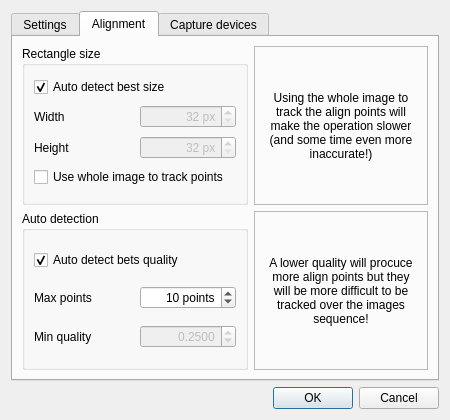
Above: lxnstack-git/src/ui/option_dialog.ui from mauritiusdadd/lxnstack before the change. Below: the same form after it.
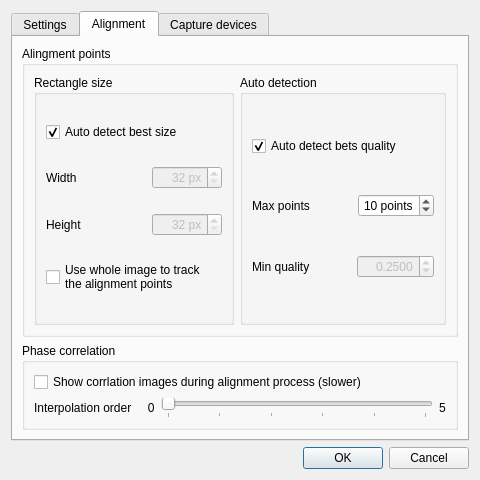
That is the form after the change. The open tabs and pages were chosen to show the change.

Patch:
```diff
--- a/lxnstack-git/src/ui/option_dialog.ui
+++ b/lxnstack-git/src/ui/option_dialog.ui
@@ -7,8 +7,8 @@
    <rect>
     <x>0</x>
     <y>0</y>
-    <width>450</width>
-    <height>420</height>
+    <width>480</width>
+    <height>480</height>
    </rect>
   </property>
   <property name="minimumSize">
@@ -19,8 +19,8 @@
   </property>
   <property name="maximumSize">
    <size>
-    <width>450</width>
-    <height>420</height>
+    <width>640</width>
+    <height>480</height>
    </size>
   </property>
   <property name="windowTitle">
@@ -149,14 +149,54 @@
            </layout>
           </item>
           <item>
-           <widget class="QCheckBox" name="rgbFitsCheckBox">
+           <layout class="QHBoxLayout" name="horizontalLayout_10">
+            <item>
+             <widget class="QLabel" name="label_17">
             <property name="text">
-             <string>Automatically detect RBG Fits file</string>
-            </property>
-            <property name="checked">
-             <bool>true</bool>
-            </property>
-           </widget>
+               <string>Interpolation order</string>
+              </property>
+             </widget>
+            </item>
+            <item>
+             <widget class="QLabel" name="label_19">
+              <property name="text">
+               <string>   0</string>
+              </property>
+             </widget>
+            </item>
+            <item>
+             <widget class="QSlider" name="intOrderSlider">
+              <property name="maximum">
+               <number>5</number>
+              </property>
+              <property name="pageStep">
+               <number>2</number>
+              </property>
+              <property name="value">
+               <number>0</number>
+              </property>
+              <property name="sliderPosition">
+               <number>0</number>
+              </property>
+              <property name="orientation">
+               <enum>Qt::Horizontal</enum>
+              </property>
+              <property name="tickPosition">
+               <enum>QSlider::TicksBelow</enum>
+              </property>
+              <property name="tickInterval">
+               <number>1</number>
+              </property>
+             </widget>
+            </item>
+            <item>
+             <widget class="QLabel" name="label_20">
+              <property name="text">
+               <string>5</string>
+              </property>
+             </widget>
+            </item>
+           </layout>
           </item>
           <item>
            <widget class="QCheckBox" name="jetCheckBox">
@@ -224,8 +264,161 @@
       <attribute name="toolTip">
        <string>Alignment options</string>
       </attribute>
-      <layout class="QGridLayout" name="gridLayout">
-       <item row="2" column="0">
+      <layout class="QVBoxLayout" name="verticalLayout_2">
+       <item>
+        <widget class="QGroupBox" name="groupBox_6">
+         <property name="title">
+          <string>Alingment points</string>
+         </property>
+         <layout class="QHBoxLayout" name="horizontalLayout_11">
+          <item>
+           <widget class="QGroupBox" name="groupBox_3">
+            <property name="sizePolicy">
+             <sizepolicy hsizetype="Expanding" vsizetype="Expanding">
+              <horstretch>0</horstretch>
+              <verstretch>0</verstretch>
+             </sizepolicy>
+            </property>
+            <property name="minimumSize">
+             <size>
+              <width>200</width>
+              <height>121</height>
+             </size>
+            </property>
+            <property name="maximumSize">
+             <size>
+              <width>400</width>
+              <height>400</height>
+             </size>
+            </property>
+            <property name="title">
+             <string>Rectangle size</string>
+            </property>
+            <layout class="QVBoxLayout" name="verticalLayout_9">
+             <item>
+              <widget class="QCheckBox" name="autoSizeCheckBox">
+               <property name="text">
+                <string>Auto detect best size</string>
+               </property>
+               <property name="checked">
+                <bool>true</bool>
+               </property>
+              </widget>
+             </item>
+             <item>
+              <layout class="QHBoxLayout" name="horizontalLayout">
+               <item>
+                <widget class="QLabel" name="label">
+                 <property name="sizePolicy">
+                  <sizepolicy hsizetype="Minimum" vsizetype="Preferred">
+                   <horstretch>0</horstretch>
+                   <verstretch>0</verstretch>
+                  </sizepolicy>
+                 </property>
+                 <property name="minimumSize">
+                  <size>
+                   <width>100</width>
+                   <height>0</height>
+                  </size>
+                 </property>
+                 <property name="text">
+                  <string>Width</string>
+                 </property>
+                </widget>
+               </item>
+               <item>
+                <widget class="QSpinBox" name="rWSpinBox">
+                 <property name="enabled">
+                  <bool>false</bool>
+                 </property>
+                 <property name="sizePolicy">
+                  <sizepolicy hsizetype="Expanding" vsizetype="Fixed">
+                   <horstretch>0</horstretch>
+                   <verstretch>0</verstretch>
+                  </sizepolicy>
+                 </property>
+                 <property name="alignment">
+                  <set>Qt::AlignRight|Qt::AlignTrailing|Qt::AlignVCenter</set>
+                 </property>
+                 <property name="suffix">
+                  <string> px</string>
+                 </property>
+                 <property name="minimum">
+                  <number>32</number>
+                 </property>
+                 <property name="maximum">
+                  <number>1024</number>
+                 </property>
+                 <property name="singleStep">
+                  <number>32</number>
+                 </property>
+                </widget>
+               </item>
+              </layout>
+             </item>
+             <item>
+              <layout class="QHBoxLayout" name="horizontalLayout_2">
+               <item>
+                <widget class="QLabel" name="label_2">
+                 <property name="sizePolicy">
+                  <sizepolicy hsizetype="Minimum" vsizetype="Preferred">
+                   <horstretch>0</horstretch>
+                   <verstretch>0</verstretch>
+                  </sizepolicy>
+                 </property>
+                 <property name="minimumSize">
+                  <size>
+                   <width>100</width>
+                   <height>0</height>
+                  </size>
+                 </property>
+                 <property name="text">
+                  <string>Height</string>
+                 </property>
+                </widget>
+               </item>
+               <item>
+                <widget class="QSpinBox" name="rHSpinBox">
+                 <property name="enabled">
+                  <bool>false</bool>
+                 </property>
+                 <property name="sizePolicy">
+                  <sizepolicy hsizetype="Expanding" vsizetype="Fixed">
+                   <horstretch>0</horstretch>
+                   <verstretch>0</verstretch>
+                  </sizepolicy>
+                 </property>
+                 <property name="alignment">
+                  <set>Qt::AlignRight|Qt::AlignTrailing|Qt::AlignVCenter</set>
+                 </property>
+                 <property name="suffix">
+                  <string> px</string>
+                 </property>
+                 <property name="minimum">
+                  <number>32</number>
+                 </property>
+                 <property name="maximum">
+                  <number>1024</number>
+                 </property>
+                 <property name="singleStep">
+                  <number>32</number>
+                 </property>
+                </widget>
+               </item>
+              </layout>
+             </item>
+             <item>
+              <widget class="QCheckBox" name="wholeImageCheckBox">
+               <property name="text">
+                <string>Use whole image to track
+the alignment points</string>
+               </property>
+              </widget>
+             </item>
+            </layout>
+           </widget>
+          </item>
+          <item>
         <widget class="QGroupBox" name="groupBox_4">
          <property name="sizePolicy">
           <sizepolicy hsizetype="Expanding" vsizetype="Expanding">
@@ -361,228 +554,77 @@
          </layout>
         </widget>
        </item>
-       <item row="1" column="0">
-        <widget class="QGroupBox" name="groupBox_3">
-         <property name="sizePolicy">
-          <sizepolicy hsizetype="Expanding" vsizetype="Expanding">
-           <horstretch>0</horstretch>
-           <verstretch>0</verstretch>
-          </sizepolicy>
-         </property>
-         <property name="minimumSize">
-          <size>
-           <width>200</width>
-           <height>121</height>
-          </size>
-         </property>
-         <property name="maximumSize">
-          <size>
-           <width>400</width>
-           <height>400</height>
-          </size>
-         </property>
+         </layout>
+        </widget>
+       </item>
+       <item>
+        <widget class="QGroupBox" name="groupBox_7">
          <property name="title">
-          <string>Rectangle size</string>
-         </property>
-         <layout class="QVBoxLayout" name="verticalLayout_9">
-          <item>
-           <widget class="QCheckBox" name="autoSizeCheckBox">
-            <property name="text">
-             <string>Auto detect best size</string>
-            </property>
-            <property name="checked">
-             <bool>true</bool>
-            </property>
-           </widget>
-          </item>
-          <item>
-           <layout class="QHBoxLayout" name="horizontalLayout">
-            <item>
-             <widget class="QLabel" name="label">
-              <property name="sizePolicy">
-               <sizepolicy hsizetype="Minimum" vsizetype="Preferred">
-                <horstretch>0</horstretch>
-                <verstretch>0</verstretch>
-               </sizepolicy>
-              </property>
-              <property name="minimumSize">
-               <size>
-                <width>100</width>
-                <height>0</height>
-               </size>
-              </property>
-              <property name="text">
-               <string>Width</string>
-              </property>
-             </widget>
-            </item>
-            <item>
-             <widget class="QSpinBox" name="rWSpinBox">
-              <property name="enabled">
-               <bool>false</bool>
-              </property>
-              <property name="sizePolicy">
-               <sizepolicy hsizetype="Expanding" vsizetype="Fixed">
-                <horstretch>0</horstretch>
-                <verstretch>0</verstretch>
-               </sizepolicy>
-              </property>
-              <property name="alignment">
-               <set>Qt::AlignRight|Qt::AlignTrailing|Qt::AlignVCenter</set>
-              </property>
-              <property name="suffix">
-               <string> px</string>
-              </property>
-              <property name="minimum">
-               <number>32</number>
-              </property>
-              <property name="maximum">
-               <number>1024</number>
-              </property>
-              <property name="singleStep">
-               <number>32</number>
-              </property>
-             </widget>
-            </item>
-           </layout>
-          </item>
-          <item>
-           <layout class="QHBoxLayout" name="horizontalLayout_2">
-            <item>
-             <widget class="QLabel" name="label_2">
-              <property name="sizePolicy">
-               <sizepolicy hsizetype="Minimum" vsizetype="Preferred">
-                <horstretch>0</horstretch>
-                <verstretch>0</verstretch>
-               </sizepolicy>
-              </property>
-              <property name="minimumSize">
-               <size>
-                <width>100</width>
-                <height>0</height>
-               </size>
-              </property>
-              <property name="text">
-               <string>Height</string>
-              </property>
-             </widget>
-            </item>
-            <item>
-             <widget class="QSpinBox" name="rHSpinBox">
-              <property name="enabled">
-               <bool>false</bool>
-              </property>
-              <property name="sizePolicy">
-               <sizepolicy hsizetype="Expanding" vsizetype="Fixed">
-                <horstretch>0</horstretch>
-                <verstretch>0</verstretch>
-               </sizepolicy>
-              </property>
-              <property name="alignment">
-               <set>Qt::AlignRight|Qt::AlignTrailing|Qt::AlignVCenter</set>
-              </property>
-              <property name="suffix">
-               <string> px</string>
-              </property>
-              <property name="minimum">
-               <number>32</number>
-              </property>
-              <property name="maximum">
-               <number>1024</number>
-              </property>
-              <property name="singleStep">
-               <number>32</number>
-              </property>
-             </widget>
-            </item>
-           </layout>
-          </item>
-          <item>
-           <widget class="QCheckBox" name="wholeImageCheckBox">
-            <property name="text">
-             <string>Use whole image to track points</string>
-            </property>
-           </widget>
-          </item>
-         </layout>
-        </widget>
-       </item>
-       <item row="1" column="1">
-        <widget class="QFrame" name="frame">
-         <property name="frameShape">
-          <enum>QFrame::StyledPanel</enum>
-         </property>
-         <property name="frameShadow">
-          <enum>QFrame::Raised</enum>
-         </property>
-         <layout class="QVBoxLayout" name="verticalLayout_2">
-          <item>
-           <widget class="QLabel" name="label_16">
-            <property name="sizePolicy">
-             <sizepolicy hsizetype="MinimumExpanding" vsizetype="Preferred">
-              <horstretch>0</horstretch>
-              <verstretch>0</verstretch>
-             </sizepolicy>
-            </property>
-            <property name="minimumSize">
-             <size>
-              <width>148</width>
-              <height>107</height>
-             </size>
-            </property>
-            <property name="text">
-             <string>Using the whole image to track the align points will make the operation slower (and some time even more inaccurate!)</string>
-            </property>
-            <property name="alignment">
-             <set>Qt::AlignCenter</set>
-            </property>
-            <property name="wordWrap">
-             <bool>true</bool>
-            </property>
-            <property name="margin">
-             <number>5</number>
-            </property>
-           </widget>
-          </item>
-         </layout>
-        </widget>
-       </item>
-       <item row="2" column="1">
-        <widget class="QFrame" name="frame_2">
-         <property name="frameShape">
-          <enum>QFrame::StyledPanel</enum>
-         </property>
-         <property name="frameShadow">
-          <enum>QFrame::Raised</enum>
+          <string>Phase correlation</string>
          </property>
          <layout class="QVBoxLayout" name="verticalLayout_4">
           <item>
-           <widget class="QLabel" name="label_17">
-            <property name="sizePolicy">
-             <sizepolicy hsizetype="MinimumExpanding" vsizetype="Preferred">
-              <horstretch>0</horstretch>
-              <verstretch>0</verstretch>
-             </sizepolicy>
+           <widget class="QCheckBox" name="showPhaseImgCheckBox">
+            <property name="text">
+             <string>Show corrlation images during alignment process (slower)</string>
             </property>
-            <property name="minimumSize">
-             <size>
-              <width>148</width>
-              <height>107</height>
-             </size>
-            </property>
+           </widget>
+          </item>
+          <item>
+           <layout class="QHBoxLayout" name="horizontalLayout_9">
+            <item>
+             <widget class="QLabel" name="label_16">
+              <property name="text">
+               <string>Interpolation order</string>
+              </property>
+             </widget>
+            </item>
+            <item>
+             <widget class="QLabel" name="label_21">
             <property name="text">
-             <string>A lower quality will procuce more align points but they will be more difficult to be tracked over the images sequence!</string>
-            </property>
-            <property name="alignment">
-             <set>Qt::AlignCenter</set>
-            </property>
-            <property name="wordWrap">
-             <bool>true</bool>
-            </property>
-            <property name="margin">
-             <number>6</number>
-            </property>
-           </widget>
+               <string>   0</string>
+              </property>
+             </widget>
+            </item>
+            <item>
+             <widget class="QSlider" name="phaseIntOrderSlider">
+              <property name="maximum">
+               <number>5</number>
+              </property>
+              <property name="pageStep">
+               <number>2</number>
+              </property>
+              <property name="value">
+               <number>0</number>
+              </property>
+              <property name="sliderPosition">
+               <number>0</number>
+              </property>
+              <property name="orientation">
+               <enum>Qt::Horizontal</enum>
+              </property>
+              <property name="invertedAppearance">
+               <bool>false</bool>
+              </property>
+              <property name="invertedControls">
+               <bool>false</bool>
+              </property>
+              <property name="tickPosition">
+               <enum>QSlider::TicksBelow</enum>
+              </property>
+              <property name="tickInterval">
+               <number>1</number>
+              </property>
+             </widget>
+            </item>
+            <item>
+             <widget class="QLabel" name="label_22">
+              <property name="text">
+               <string>5</string>
+              </property>
+             </widget>
+            </item>
+           </layout>
           </item>
          </layout>
         </widget>
```
Left out of the diff: 24 changed lines with no effect on the pictures. Lines whose indentation alone changed are shown as unchanged.
